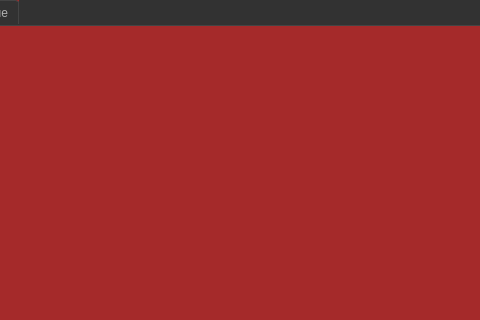
The window that gestion_reservation.ui (soumaya-nheri/Smart-Restaurant-2A27) describes before a commit, drawn with Qt 5; both pictures show x 253 to 733 and y 0 to 320 of the 733 by 503 pixel window.
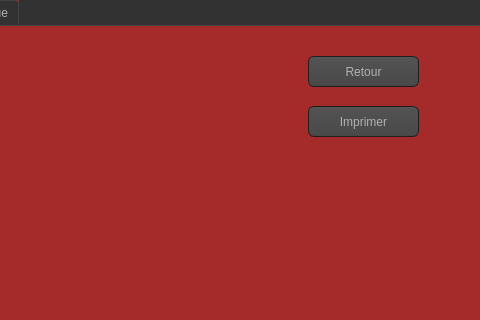
The same window after the commit. The open tabs and pages were chosen to show the change. Icons and pictures are not drawn. Custom widgets are drawn as their Qt base class.

The edit to the form file:
```diff
--- a/gestion_reservation.ui
+++ b/gestion_reservation.ui
@@ -1631,6 +1631,45 @@
       </rect>
      </property>
     </widget>
+    <widget class="QPushButton" name="pushButton_6">
+     <property name="geometry">
+      <rect>
+       <x>560</x>
+       <y>80</y>
+       <width>111</width>
+       <height>31</height>
+      </rect>
+     </property>
+     <property name="text">
+      <string>Imprimer</string>
+     </property>
+    </widget>
+    <widget class="QPushButton" name="retour_4">
+     <property name="geometry">
+      <rect>
+       <x>560</x>
+       <y>30</y>
+       <width>111</width>
+       <height>31</height>
+      </rect>
+     </property>
+     <property name="styleSheet">
+      <string notr="true"/>
+     </property>
+     <property name="text">
+      <string>Retour</string>
+     </property>
+     <property name="icon">
+      <iconset resource="images.qrc">
+       <normaloff>:/images/return.png</normaloff>:/images/return.png</iconset>
+     </property>
+     <property name="iconSize">
+      <size>
+       <width>30</width>
+       <height>30</height>
+      </size>
+     </property>
+    </widget>
    </widget>
   </widget>
  </widget>
```
Left out of the diff: 55 changed lines with no effect on the pictures.
